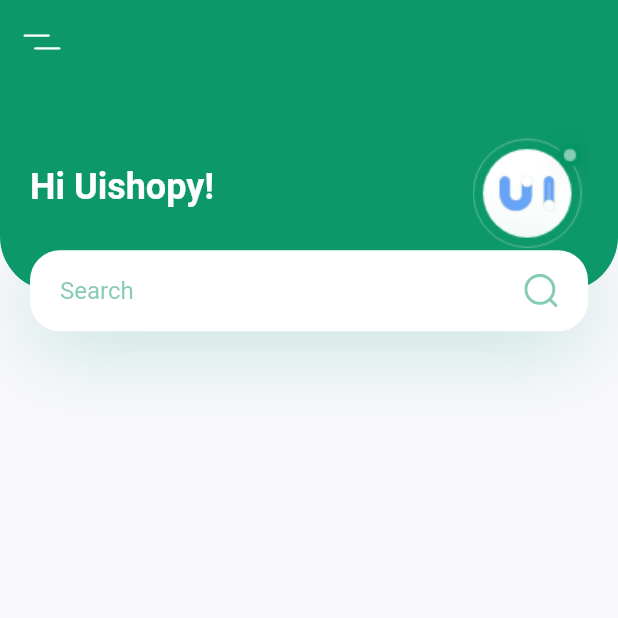
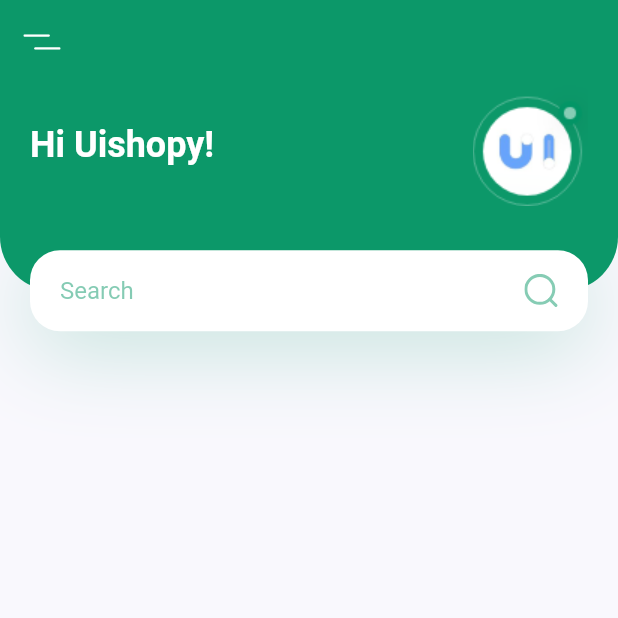
Before and after one commit to jantapabh/Plant-App, a Flutter app: the screen it shows after launch, on a phone screen of 412 x 824 dp, the top half of it. Run offline on Flutter 3.47's test engine with Material 2 defaults, Android fonts, the phone set to English and light mode, and no system bars; our stand-ins replace flutter_svg.

Commit message:
add commit

```diff
--- a/lib/screen/components/body.dart
+++ b/lib/screen/components/body.dart
@@ -14,7 +14,11 @@ class Body extends StatelessWidget {
           child: Stack(
             children: <Widget>[
               Container(
-                padding: EdgeInsets.only(left: kDefaultPadding, right: kDefaultPadding),
+                padding: EdgeInsets.only(
+                left: kDefaultPadding,
+                 right: kDefaultPadding,
+                 bottom: 36 + kDefaultPadding,
+                 ),
                 height: size.height * 0.2 - 27,
                 decoration: BoxDecoration(
                     color: kPrimaryColor,
```
